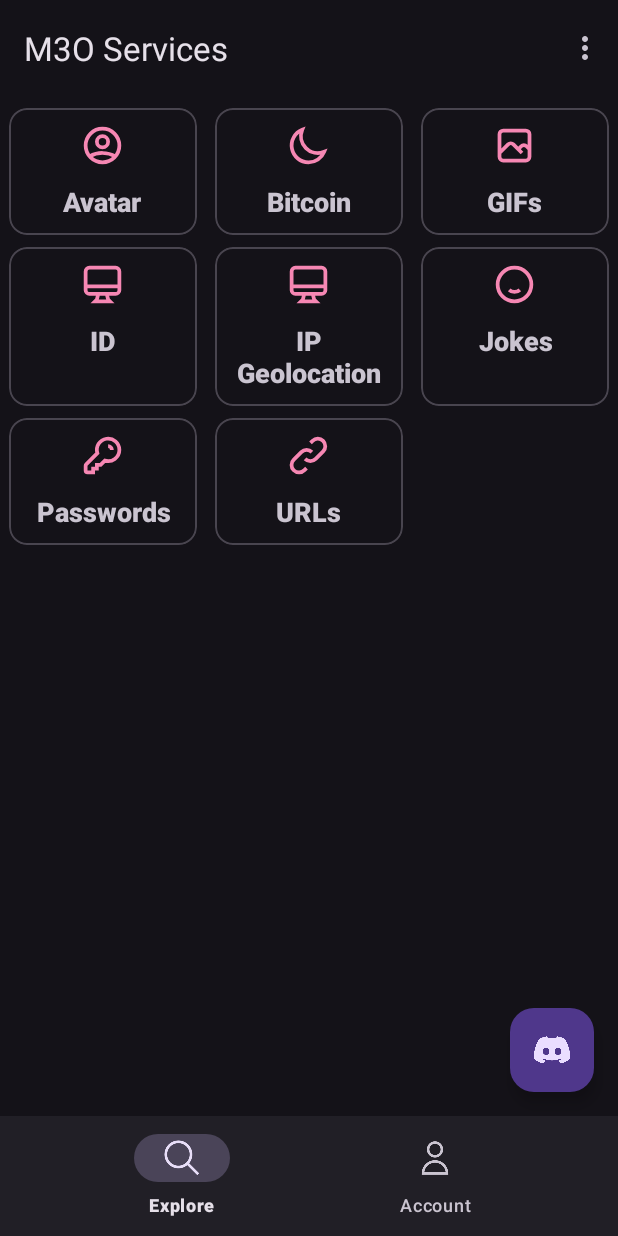
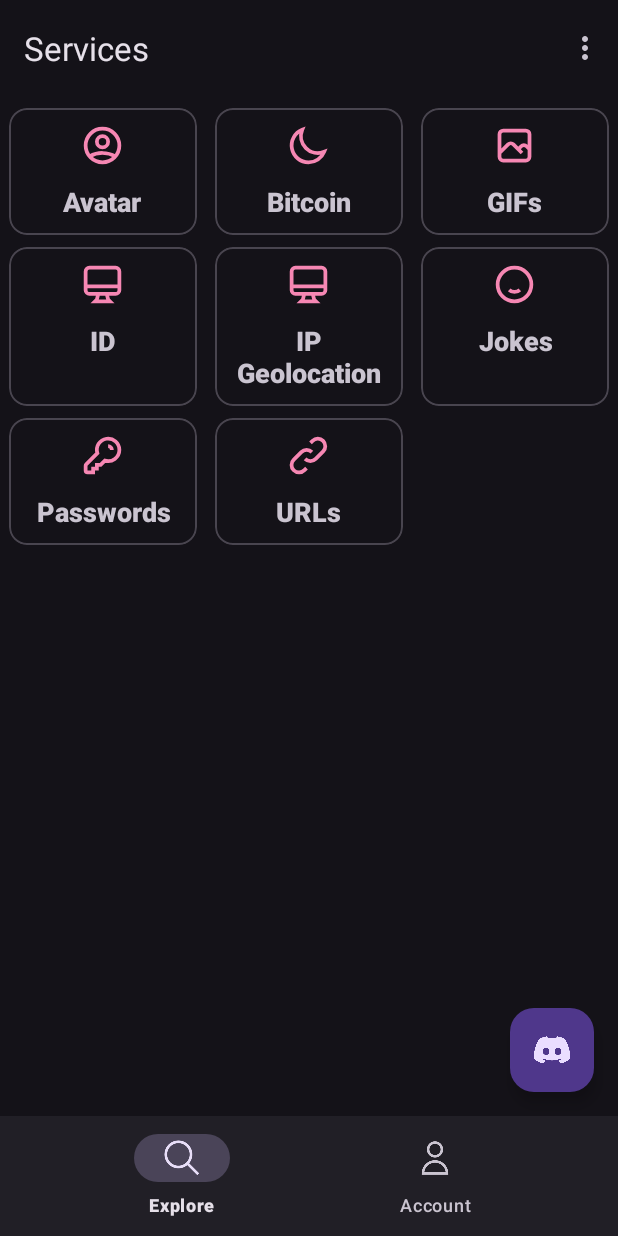
Before and after one commit to m3o/m3o-android, an Android app: the MainActivity screen opened directly, with no data from a screen before it, on a phone screen of 412 x 824 dp. Run offline under Robolectric (Android 15) with nearby library versions, the phone set to English and light mode, and no system bars; our stand-ins replace navigation-ui; 1 statement that could not run was skipped.

Commit message:
Shorten app name and services title

```diff
--- a/app/src/main/res/navigation/nav_graph.xml
+++ b/app/src/main/res/navigation/nav_graph.xml
@@ -9,7 +9,7 @@
         android:id="@+id/ServicesFragment"
         android:name="com.m3o.m3omobile.fragments.services.ServicesFragment"
         tools:layout="@layout/fragment_services"
-        android:label="M3O Services" />
+        android:label="Services" />
 
     <fragment
         android:id="@+id/AccountFragment"
--- a/app/src/main/res/values/strings.xml
+++ b/app/src/main/res/values/strings.xml
@@ -1,4 +1,4 @@
 <resources>
-    <string name="app_name">M3O Mobile</string>
+    <string name="app_name">M3O</string>
     <string name="action_settings">Settings</string>
 </resources>
```
